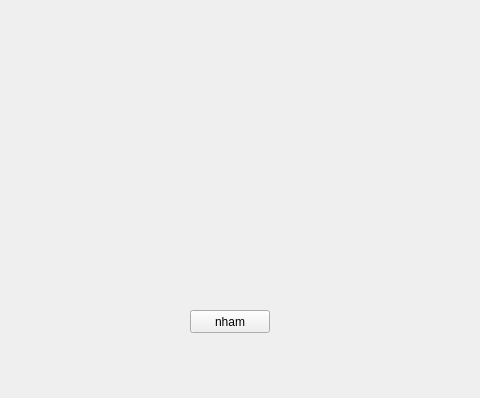
Old version of the form mainwindow.ui in the repository Maidiep372/2222; both pictures show x 150 to 630 and y 0 to 398 of the 800 by 600 pixel window.
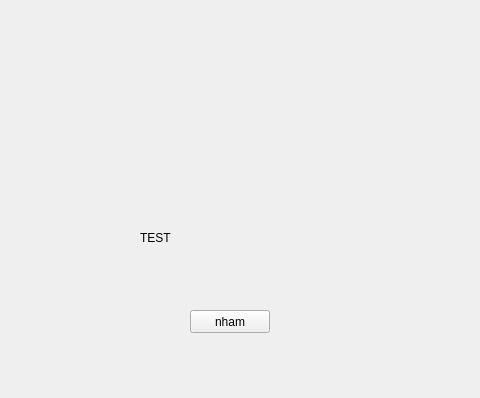
New version of the form.

```diff
--- a/mainwindow.ui
+++ b/mainwindow.ui
@@ -27,6 +27,19 @@
      <string>nham</string>
     </property>
    </widget>
+   <widget class="QLabel" name="label">
+    <property name="geometry">
+     <rect>
+      <x>290</x>
+      <y>230</y>
+      <width>201</width>
+      <height>16</height>
+     </rect>
+    </property>
+    <property name="text">
+     <string>TEST</string>
+    </property>
+   </widget>
   </widget>
   <widget class="QMenuBar" name="menubar">
    <property name="geometry">
```
